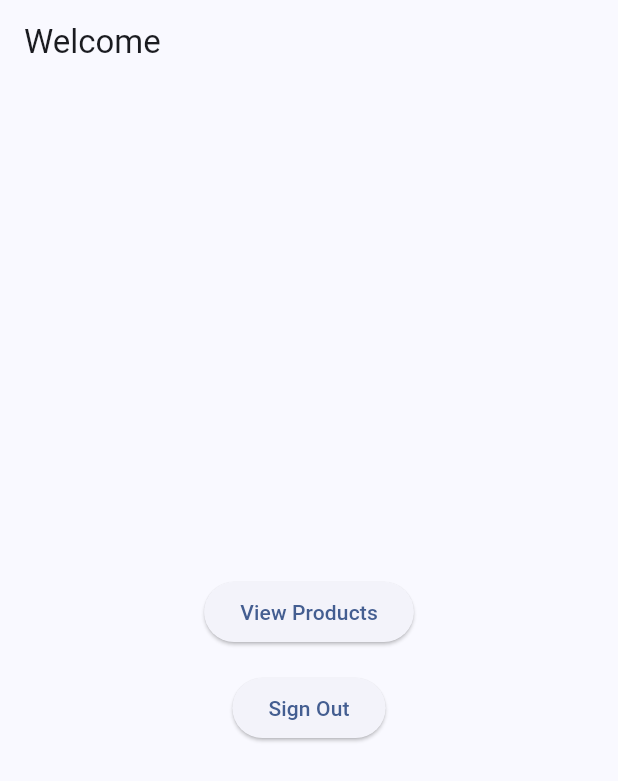
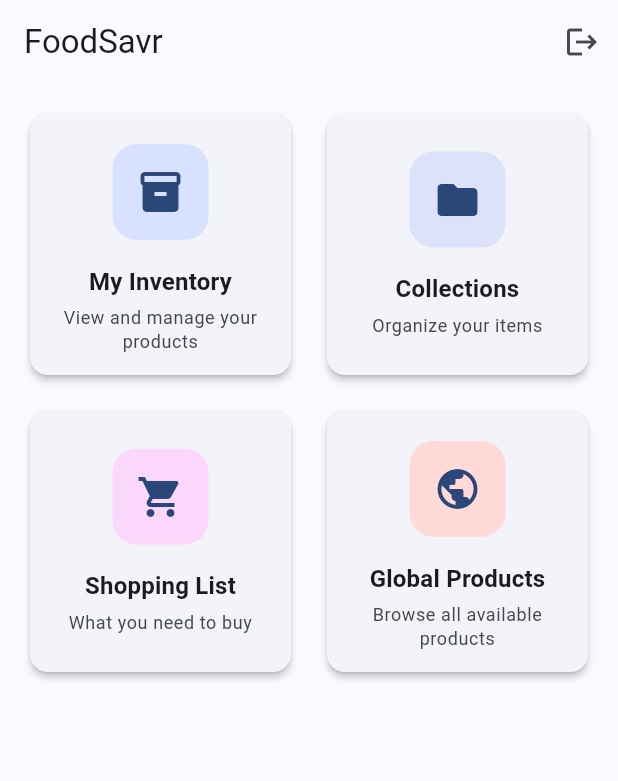
Before and after one commit to JoachimTislov/foodsavr, a Flutter app: the screen it shows once a user with an empty profile is signed in, on a phone screen of 412 x 824 dp. Shown: the top 781 px of the screen. Run offline on Flutter 3.47's test engine with Material 3 defaults, Android fonts, the phone set to English and light mode, and no system bars; our stand-ins replace cloud_firestore, easy_localization, firebase_auth, firebase_core, flutter_dotenv, get_it and 1 more; accounts and stored records are empty; generated files the repository leaves out were written again; network calls fail.

Commit message:
Add collection widgets, views, and Material 3 theme updates
Co-authored-by: JoachimTislov <92987407+JoachimTislov@users.noreply.github.com>

```diff
--- a/lib/main.dart
+++ b/lib/main.dart
@@ -62,11 +62,17 @@ class MyApp extends StatelessWidget {
       supportedLocales: context.supportedLocales,
       locale: context.locale,
       theme: ThemeData(
-        colorScheme: ColorScheme.fromSeed(seedColor: Colors.blueAccent),
+        useMaterial3: true,
+        colorScheme: ColorScheme.fromSeed(
+          seedColor: Colors.blueAccent,
+          brightness: Brightness.light,
+        ),
       ),
       darkTheme: ThemeData(
+        useMaterial3: true,
         colorScheme: ColorScheme.fromSeed(
           seedColor: const Color.fromRGBO(0, 1, 27, .3),
+          brightness: Brightness.dark,
         ),
       ),
       home: StreamBuilder(
--- a/lib/views/main_view.dart
+++ b/lib/views/main_view.dart
@@ -2,36 +2,154 @@ import 'package:firebase_auth/firebase_auth.dart';
 import 'package:flutter/material.dart';
 
 import '../views/product_list_view.dart';
+import '../views/collection_list_view.dart';
 
 class MainAppScreen extends StatelessWidget {
   const MainAppScreen({super.key});
 
   @override
   Widget build(BuildContext context) {
+    final theme = Theme.of(context);
+    final colorScheme = theme.colorScheme;
+
     return Scaffold(
-      appBar: AppBar(title: const Text('Welcome')),
-      body: Center(
-        child: Column(
-          mainAxisAlignment: MainAxisAlignment.center,
+      appBar: AppBar(
+        title: const Text('FoodSavr'),
+        backgroundColor: colorScheme.surface,
+        elevation: 0,
+        actions: [
+          IconButton(
+            icon: const Icon(Icons.logout),
+            onPressed: () => FirebaseAuth.instance.signOut(),
+            tooltip: 'Sign Out',
+          ),
+        ],
+      ),
+      body: Padding(
+        padding: const EdgeInsets.all(16),
+        child: GridView.count(
+          crossAxisCount: 2,
+          crossAxisSpacing: 16,
+          mainAxisSpacing: 16,
           children: [
-            ElevatedButton(
-              onPressed: () {
+            _buildNavigationCard(
+              context,
+              title: 'My Inventory',
+              description: 'View and manage your products',
+              icon: Icons.inventory_2,
+              color: colorScheme.primaryContainer,
+              onTap: () {
                 Navigator.of(context).push(
                   MaterialPageRoute(
                     builder: (context) => const ProductListScreen(),
                   ),
                 );
               },
-              child: const Text('View Products'),
             ),
-            const SizedBox(height: 16),
-            ElevatedButton(
-              onPressed: () => FirebaseAuth.instance.signOut(),
-              child: const Text('Sign Out'),
+            _buildNavigationCard(
+              context,
+              title: 'Collections',
+              description: 'Organize your items',
+              icon: Icons.folder,
+              color: colorScheme.secondaryContainer,
+              onTap: () {
+                Navigator.of(context).push(
+                  MaterialPageRoute(
+                    builder: (context) => const CollectionListView(),
+                  ),
+                );
+              },
+            ),
+            _buildNavigationCard(
+              context,
+              title: 'Shopping List',
+              description: 'What you need to buy',
+              icon: Icons.shopping_cart,
+              color: colorScheme.tertiaryContainer,
+              onTap: () {
+                ScaffoldMessenger.of(context).showSnackBar(
+                  const SnackBar(
+                    content: Text('Shopping list feature coming soon!'),
+                  ),
+                );
+              },
+            ),
+            _buildNavigationCard(
+              context,
+              title: 'Global Products',
+              description: 'Browse all available products',
+              icon: Icons.public,
+              color: colorScheme.errorContainer,
+              onTap: () {
+                ScaffoldMessenger.of(context).showSnackBar(
+                  const SnackBar(
+                    content: Text('Global products feature coming soon!'),
+                  ),
+                );
+              },
             ),
           ],
         ),
       ),
     );
   }
+
+  Widget _buildNavigationCard(
+    BuildContext context, {
+    required String title,
+    required String description,
+    required IconData icon,
+    required Color color,
+    required VoidCallback onTap,
+  }) {
+    final theme = Theme.of(context);
+    final colorScheme = theme.colorScheme;
+
+    return Card(
+      elevation: 2,
+      child: InkWell(
+        onTap: onTap,
+        borderRadius: BorderRadius.circular(12),
+        child: Padding(
+          padding: const EdgeInsets.all(20),
+          child: Column(
+            mainAxisAlignment: MainAxisAlignment.center,
+            children: [
+              Container(
+                width: 64,
+                height: 64,
+                decoration: BoxDecoration(
+                  color: color,
+                  borderRadius: BorderRadius.circular(16),
+                ),
+                child: Icon(
+                  icon,
+                  size: 32,
+                  color: colorScheme.onPrimaryContainer,
+                ),
+              ),
+              const SizedBox(height: 16),
+              Text(
+                title,
+                style: theme.textTheme.titleMedium?.copyWith(
+                  fontWeight: FontWeight.w600,
+                ),
+                textAlign: TextAlign.center,
+              ),
+              const SizedBox(height: 4),
+              Text(
+                description,
+                style: theme.textTheme.bodySmall?.copyWith(
+                  color: colorScheme.onSurfaceVariant,
+                ),
+                textAlign: TextAlign.center,
+                maxLines: 2,
+                overflow: TextOverflow.ellipsis,
+              ),
+            ],
+          ),
+        ),
+      ),
+    );
+  }
 }
```
Also changed, not shown: lib/views/collection_detail_view.dart (added, +252 -0 lines), lib/views/collection_list_view.dart (added, +149 -0 lines), lib/widgets/collection/collection_card.dart (added, +161 -0 lines).
